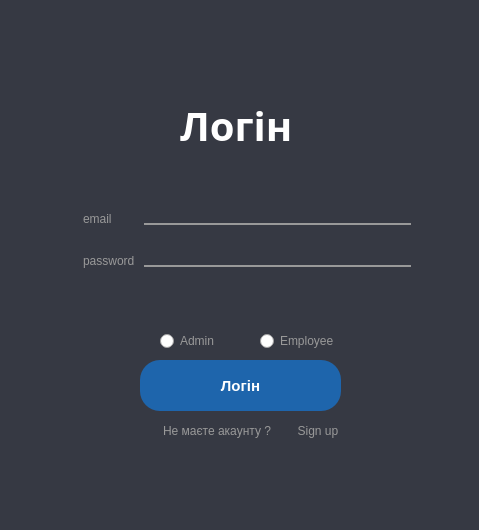
Qt form login.ui (Annakkm/Todolist) before a commit.
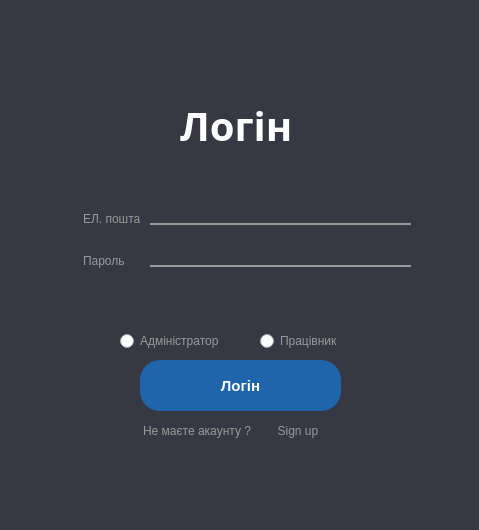
The same form after that commit. Icons and pictures are not drawn.

Diff of the .ui file:
```diff
--- a/login.ui
+++ b/login.ui
@@ -139,7 +139,7 @@
 }</string>
       </property>
       <property name="text">
-       <string>email</string>
+       <string>ЕЛ. пошта</string>
       </property>
      </widget>
     </item>
@@ -156,7 +156,7 @@
 }</string>
       </property>
       <property name="text">
-       <string>password</string>
+       <string>Пароль</string>
       </property>
      </widget>
     </item>
@@ -200,7 +200,7 @@
   <widget class="QWidget" name="horizontalLayoutWidget_2">
    <property name="geometry">
     <rect>
-     <x>160</x>
+     <x>140</x>
      <y>410</y>
      <width>196</width>
      <height>43</height>
@@ -272,9 +272,9 @@
   <widget class="QRadioButton" name="radioBtnAdmin">
    <property name="geometry">
     <rect>
-     <x>160</x>
+     <x>120</x>
      <y>330</y>
-     <width>60</width>
+     <width>111</width>
      <height>22</height>
     </rect>
    </property>
@@ -293,7 +293,7 @@
 }</string>
    </property>
    <property name="text">
-    <string>Admin</string>
+    <string>Адміністратор</string>
    </property>
   </widget>
   <widget class="QRadioButton" name="radioBtnWorker">
@@ -301,7 +301,7 @@
     <rect>
      <x>260</x>
      <y>330</y>
-     <width>81</width>
+     <width>91</width>
      <height>22</height>
     </rect>
    </property>
@@ -320,7 +320,7 @@
 }</string>
    </property>
    <property name="text">
-    <string>Employee</string>
+    <string>Працівник</string>
    </property>
   </widget>
  </widget>
```
